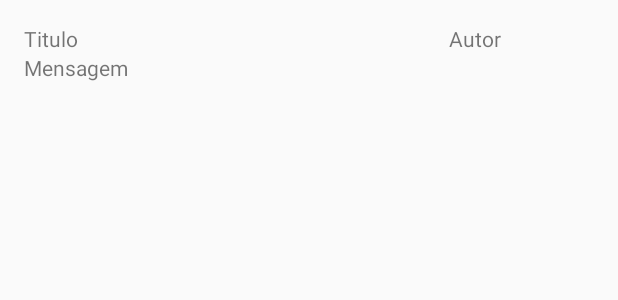
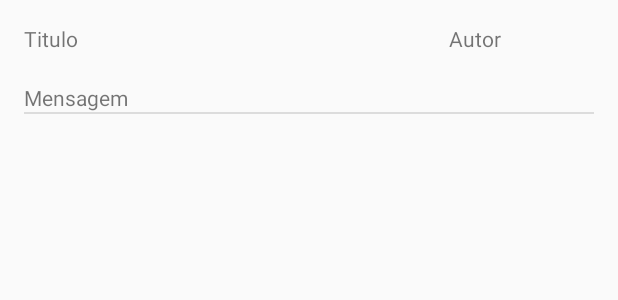
Before and after one commit to Eddycarlos45/-PushFatec, an Android app: the layout adapter_lista.xml on its own in the app's theme, with its tools: preview values and no code run, on a phone screen of 412 x 824 dp. Shown: the top 300 px of the screen. Run offline under Robolectric (Android 15) with nearby library versions, the phone set to English and light mode, and no system bars.

Commit message:
PushFatecClient

```diff
--- a/PushFatecAdmin/app/src/main/java/com/example/edson/pushfatecadmin/Activity/MainActivity.java
+++ b/PushFatecAdmin/app/src/main/java/com/example/edson/pushfatecadmin/Activity/MainActivity.java
@@ -18,7 +18,6 @@ public class MainActivity extends AppCompatActivity {
         super.onStart();
         FirebaseAuth mAuth = FirebaseAuth.getInstance();
         FirebaseUser currentUser = mAuth.getCurrentUser();
-
 
 
         if (currentUser == null) {
--- a/PushFatecAdmin/app/src/main/java/com/example/edson/pushfatecadmin/Activity/MensagemActivity.java
+++ b/PushFatecAdmin/app/src/main/java/com/example/edson/pushfatecadmin/Activity/MensagemActivity.java
@@ -47,6 +47,9 @@ public class MensagemActivity extends AppCompatActivity {
         recyclerView.setLayoutManager(layoutManager);
         recyclerView.setHasFixedSize(true);
         recyclerView.setAdapter(adapterMensagens);
+
+        //Evento de click na lista
+
     }
 
     public void criarMensagens(){
--- a/PushFatecCliente/app/src/main/AndroidManifest.xml
+++ b/PushFatecCliente/app/src/main/AndroidManifest.xml
@@ -39,7 +39,7 @@
         <activity android:name=".Activity.MensagemActivity" />
         <activity
             android:name=".Activity.MenuActivity"
-            android:label="@string/title_activity_menu"
+            android:label="PushFatec"
             android:theme="@style/AppTheme.NoActionBar"></activity>
     </application>
 
--- a/PushFatecCliente/app/src/main/java/com/example/edson/pushfateccliente/Activity/MensagemActivity.java
+++ b/PushFatecCliente/app/src/main/java/com/example/edson/pushfateccliente/Activity/MensagemActivity.java
@@ -48,9 +48,9 @@ public class MensagemActivity extends AppCompatActivity {
         Cursor myCursor = myDB.rawQuery("select autor, mensagem, titulo from mensagens", null);
 
         while (myCursor.moveToNext()) {
-            String autor_db = myCursor.getString(0);
-            String mensagem_db = myCursor.getString(1);
-            String titulo_db = myCursor.getString(2);
+            String autor_db = "De: " + myCursor.getString(0);
+            String mensagem_db = "Mensagem: " + myCursor.getString(1);
+            String titulo_db = "Título: "+myCursor.getString(2);
 
             Mensagem mensagem = new Mensagem(autor_db, mensagem_db, titulo_db);
             this.listaMensagem.add(mensagem);
--- a/PushFatecCliente/app/src/main/res/layout/adapter_lista.xml
+++ b/PushFatecCliente/app/src/main/res/layout/adapter_lista.xml
@@ -30,5 +30,12 @@
         android:id="@+id/text_mensagem"
         android:layout_width="wrap_content"
         android:layout_height="wrap_content"
+        android:layout_marginTop="20dp"
         android:text="Mensagem" />
+
+    <View
+        android:id="@+id/divider"
+        android:layout_width="match_parent"
+        android:layout_height="1dp"
+        android:background="?android:attr/listDivider" />
 </LinearLayout>
--- a/PushFatecCliente/app/src/main/res/menu/activity_menu_drawer.xml
+++ b/PushFatecCliente/app/src/main/res/menu/activity_menu_drawer.xml
@@ -11,7 +11,7 @@
         <item
             android:id="@+id/nav_slideshow"
             android:icon="@drawable/ic_menu_slideshow"
-            android:title="Slideshow" />
+            android:title="Mensagens" />
         <item
             android:id="@+id/nav_manage"
             android:icon="@drawable/ic_menu_manage"
```
Also changed, not shown: PushFatecCliente/app/src/main/java/com/example/edson/pushfateccliente/Activity/MenuActivity.java (+43 -4 lines).
